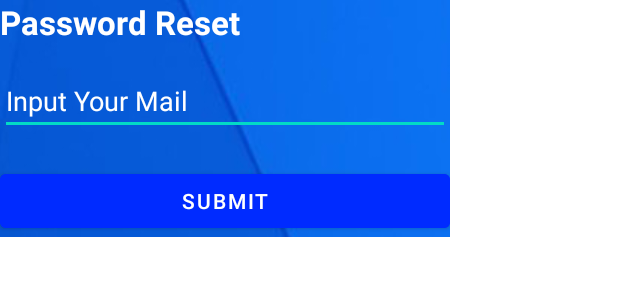
After one commit to DavitBediashvili/Bediashvili_Vanishvili, an Android app: the layout resetpassword_dialog.xml on its own in the app's theme, with its tools: preview values and no code run, on a phone screen of 412 x 824 dp. The commit adds this screen. Shown: the top 300 px of the screen. Run offline under Robolectric (Android 15) with nearby library versions, the phone set to English and light mode, and no system bars.

Commit message:
TheNew1.1

```diff
--- /dev/null
+++ b/app/src/main/res/layout/resetpassword_dialog.xml
@@ -0,0 +1,42 @@
+<?xml version="1.0" encoding="utf-8"?>
+<LinearLayout xmlns:android="http://schemas.android.com/apk/res/android"
+    android:layout_width="300dp"
+    android:layout_height="wrap_content"
+    android:orientation="vertical"
+    android:background="@drawable/main_background_dialog"
+    android:clipToOutline="true">
+
+
+    <TextView
+        android:layout_width="wrap_content"
+        android:layout_height="wrap_content"
+        android:text="Password Reset"
+        android:textColor="@color/white"
+        android:textSize="22sp"
+        android:textStyle="bold">
+    </TextView>
+
+    <EditText
+        android:id="@+id/editTextEmailAddressDialog"
+        android:layout_width="match_parent"
+        android:layout_height="wrap_content"
+        android:layout_marginTop="15dp"
+        android:ems="10"
+        android:hint="Input Your Mail"
+        android:inputType="textEmailAddress"
+        android:textColorHint="@color/white">
+
+    </EditText>
+
+    <Button
+        android:id="@+id/submitButton"
+        android:layout_width="match_parent"
+        android:layout_height="wrap_content"
+        android:layout_marginTop="20dp"
+        android:text="submit"
+        android:backgroundTint="#002BFF">
+
+    </Button>
+
+
+</LinearLayout>
```
Also changed, not shown: app/src/main/java/com/example/myapplication/Fragments/AuthScreenFragment.kt (+4 -15 lines), app/src/main/java/com/example/myapplication/MainActivity.kt (+10 -12 lines), app/src/main/java/com/example/myapplication/ResetPasswordDialog.kt (added, +44 -0 lines), app/src/main/res/drawable/main_background_dialog.jpg (added).
